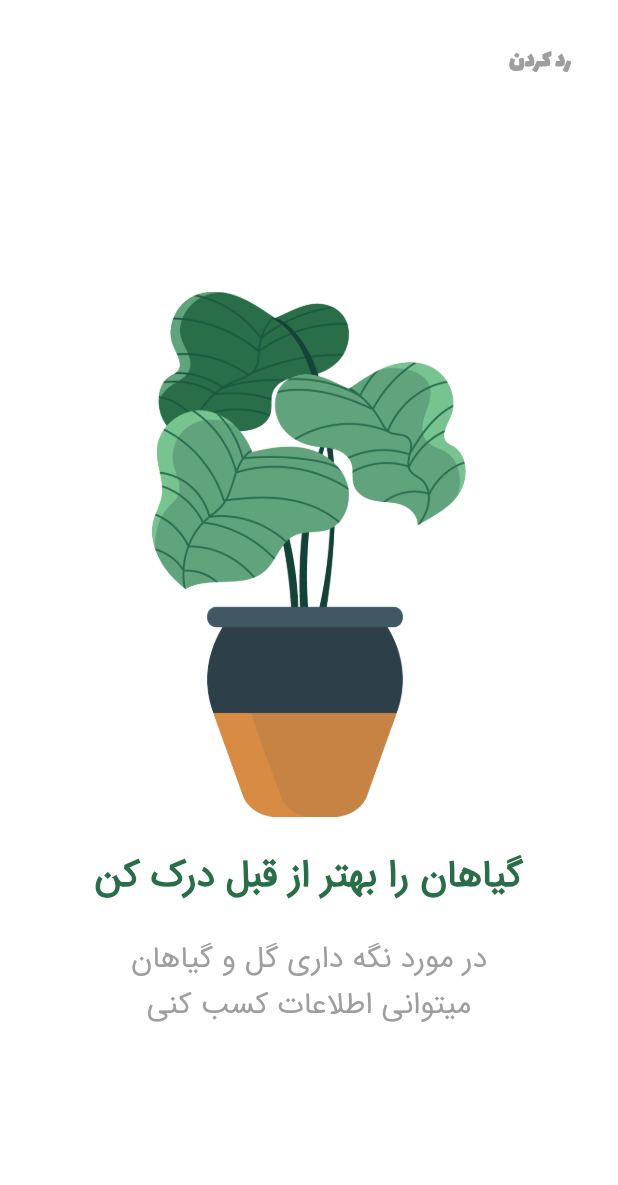
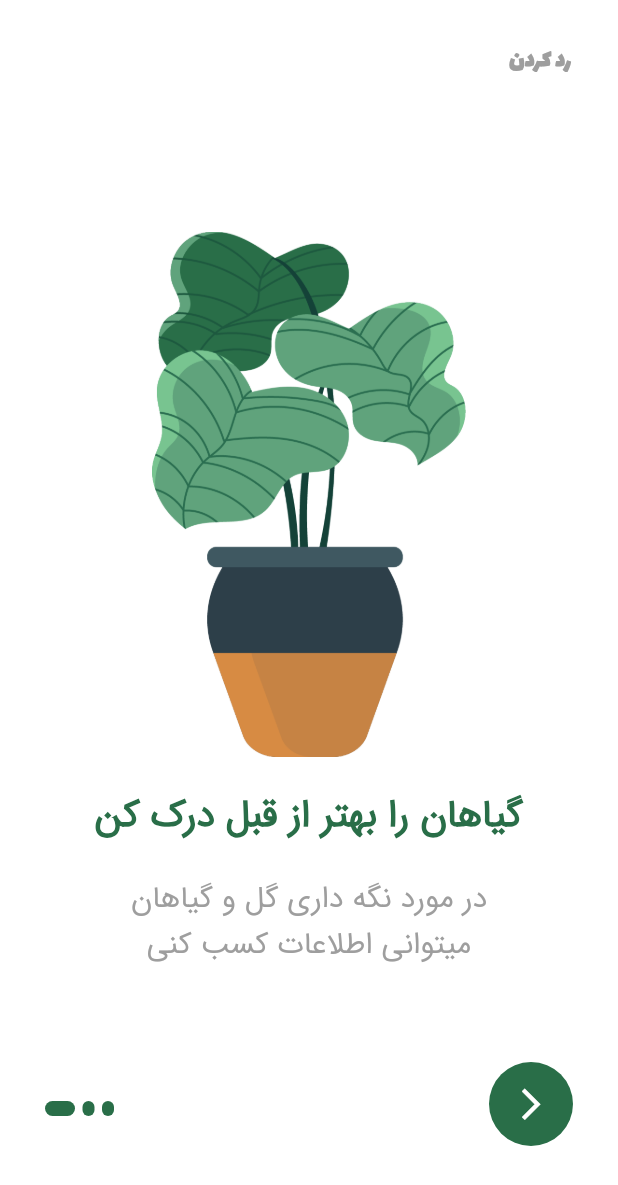
Before and after one commit to Yaghmafar/Plant-App, a Flutter app: the screen it shows after launch, on a phone screen of 412 x 824 dp. Shown: the top 1185 px of the screen. Run offline on Flutter 3.47's test engine with Material 2 defaults, Android fonts, the phone set to English and light mode, and no system bars.

Commit message:
complete introduction page

```diff
--- a/lib/screens/home_page.dart
+++ b/lib/screens/home_page.dart
@@ -12,6 +12,31 @@ class _HomePageState extends State<HomePage> {
   final PageController _pageController = PageController(initialPage: 0);
   int currentIndex = 0;
 
+  Widget _indicator(bool isActive) {
+    return AnimatedContainer(
+      duration: const Duration(milliseconds: 3),
+      height: 10,
+      width: isActive ? 20 : 8,
+      margin: const EdgeInsets.only(right: 5),
+      decoration: BoxDecoration(
+        color: Constants.primaryColor,
+        borderRadius: BorderRadius.circular(5),
+      ),
+    );
+  }
+
+  List<Widget> _buildIndicator() {
+    List<Widget> indicators = [];
+    for (int i = 0; i < 3; i++) {
+      if (currentIndex == i) {
+        indicators.add(_indicator(true));
+      } else {
+        indicators.add(_indicator(false));
+      }
+    }
+    return indicators;
+  }
+
   @override
   Widget build(BuildContext context) {
     return Scaffold(
@@ -23,7 +48,16 @@ class _HomePageState extends State<HomePage> {
           Padding(
             padding: const EdgeInsets.only(top: 20, right: 20),
             child: TextButton(
-              onPressed: () {},
+              onPressed: () {
+                Navigator.pushReplacement(
+                  context,
+                  MaterialPageRoute(
+                    builder: (context) {
+                      return const LoginForm();
+                    },
+                  ),
+                );
+              },
               child: const Text(
                 'رد کردن',
                 style: TextStyle(
@@ -63,6 +97,55 @@ class _HomePageState extends State<HomePage> {
                 description: Constants.descriptionThree,
               ),
             ],
+          ),
+          Positioned(
+            bottom: 80,
+            left: 30,
+            child: Row(
+              children: _buildIndicator(),
+            ),
+          ),
+          Positioned(
+            bottom: 60,
+            right: 30,
+            child: Container(
+              padding: const EdgeInsets.all(4),
+              decoration: const BoxDecoration(
+                shape: BoxShape.circle,
+                color: Constants.primaryColor,
+              ),
+              child: IconButton(
+                icon: const Icon(
+                  Icons.arrow_forward_ios,
+                  color: Colors.white,
+                  size: 25,
+                ),
+                onPressed: () {
+                  setState(
+                    () {
+                      if (currentIndex < 2) {
+                        currentIndex++;
+                        if (currentIndex < 3) {
+                          _pageController.nextPage(
+                            duration: const Duration(milliseconds: 300),
+                            curve: Curves.easeIn,
+                          );
+                        }
+                      } else {
+                        Navigator.pushReplacement(
+                          context,
+                          MaterialPageRoute(
+                            builder: (context) {
+                              return const LoginForm();
+                            },
+                          ),
+                        );
+                      }
+                    },
+                  );
+                },
+              ),
+            ),
           ),
         ],
       ),
@@ -118,8 +201,20 @@ class CreatePage extends StatelessWidget {
               ),
             ),
           ),
+          const SizedBox(
+            height: 80,
+          )
         ],
       ),
     );
   }
 }
+
+class LoginForm extends StatelessWidget {
+  const LoginForm({super.key});
+
+  @override
+  Widget build(BuildContext context) {
+    return const Scaffold();
+  }
+}
```
